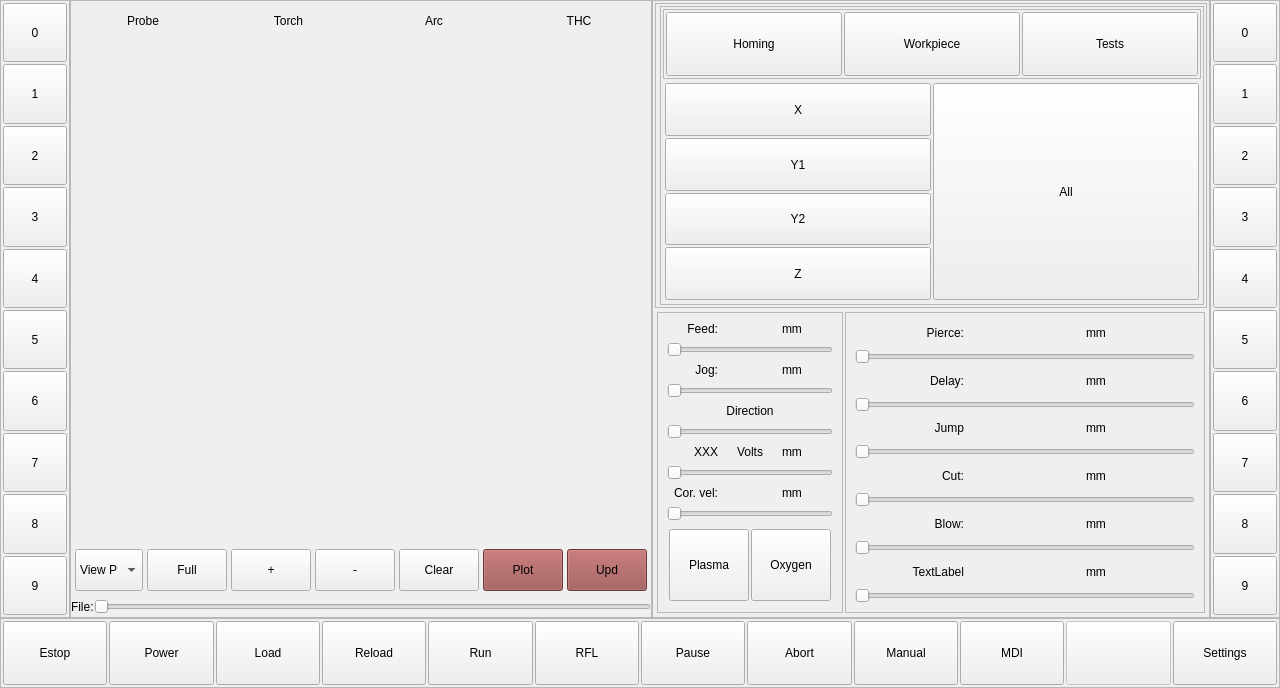
Qt form qtgui/qtgui.ui (daiman444/lcnc29_lpt_qtplasma) before a commit.
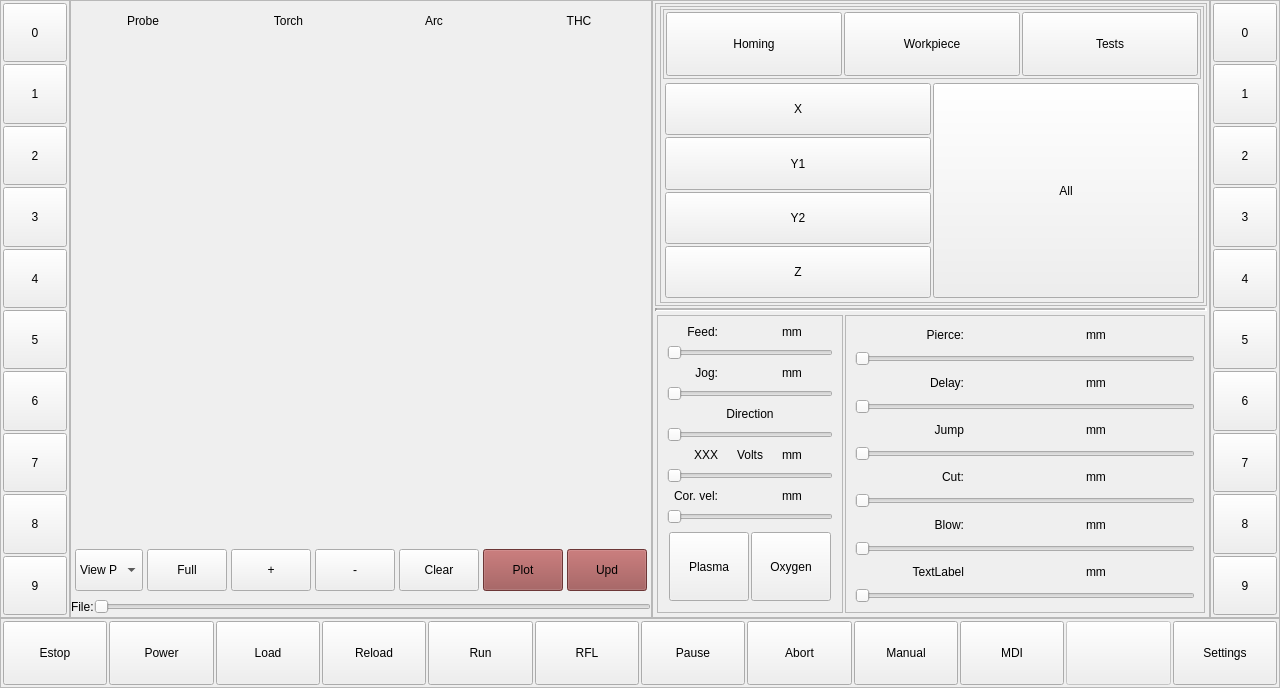
The same form after that commit. Custom widgets are drawn as their Qt base class.

Diff of the .ui file:
```diff
--- a/qtgui/qtgui.ui
+++ b/qtgui/qtgui.ui
@@ -1007,7 +1007,7 @@
               <property name="spacing">
                <number>2</number>
               </property>
-              <item row="1" column="0">
+              <item row="2" column="0">
                <widget class="QStackedWidget" name="stackedWidget_2">
                 <property name="currentIndex">
                  <number>0</number>
@@ -2051,6 +2051,25 @@
                 </layout>
                </widget>
               </item>
+              <item row="1" column="0">
+               <widget class="Line" name="line">
+                <property name="cursor">
+                 <cursorShape>ArrowCursor</cursorShape>
+                </property>
+                <property name="frameShadow">
+                 <enum>QFrame::Sunken</enum>
+                </property>
+                <property name="lineWidth">
+                 <number>2</number>
+                </property>
+                <property name="midLineWidth">
+                 <number>2</number>
+                </property>
+                <property name="orientation">
+                 <enum>Qt::Horizontal</enum>
+                </property>
+               </widget>
+              </item>
              </layout>
             </widget>
            </item>
```
